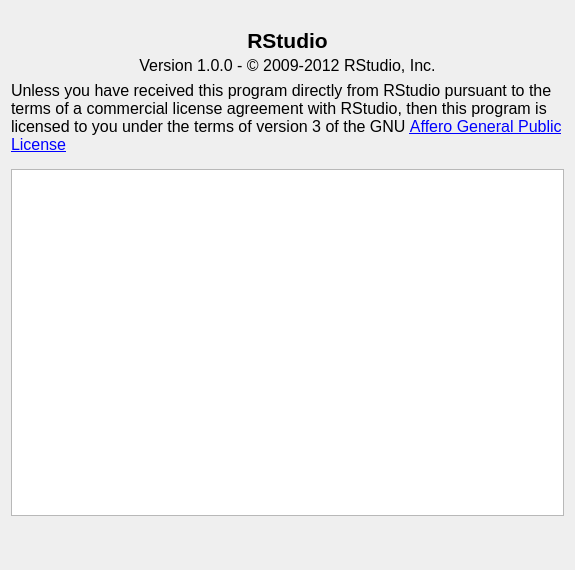
Before: the Qt Designer form src/cpp/desktop/DesktopAboutDialog.ui in rstudio/rstudio, drawn with Qt 5.
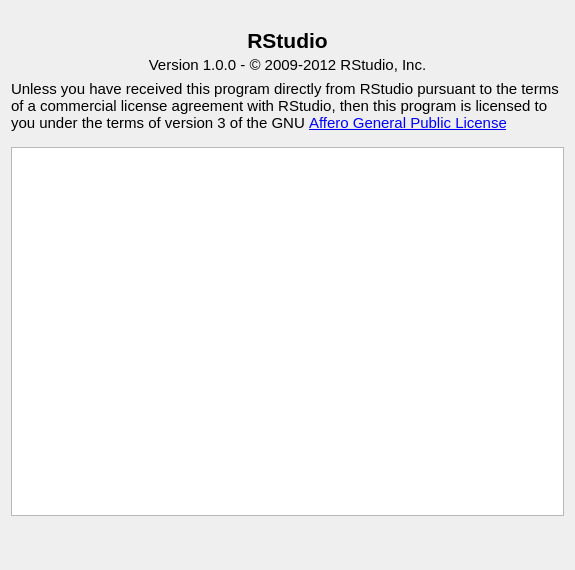
After: the same form once the commit is applied. Icons and pictures are not drawn.

Commit message: 11pt font for about

The edit to the form file:
```diff
--- a/src/cpp/desktop/DesktopAboutDialog.ui
+++ b/src/cpp/desktop/DesktopAboutDialog.ui
@@ -51,7 +51,7 @@
     <widget class="QLabel" name="lblVersion">
      <property name="font">
       <font>
-       <pointsize>12</pointsize>
+       <pointsize>11</pointsize>
       </font>
      </property>
      <property name="text">
@@ -82,15 +82,15 @@
     <widget class="QLabel" name="label_4">
      <property name="font">
       <font>
-       <pointsize>12</pointsize>
+       <pointsize>11</pointsize>
       </font>
      </property>
      <property name="text">
       <string>&lt;!DOCTYPE HTML PUBLIC &quot;-//W3C//DTD HTML 4.0//EN&quot; &quot;http://www.w3.org/TR/REC-html40/strict.dtd&quot;&gt;
 &lt;html&gt;&lt;head&gt;&lt;meta name=&quot;qrichtext&quot; content=&quot;1&quot; /&gt;&lt;style type=&quot;text/css&quot;&gt;
 p, li { white-space: pre-wrap; }
-&lt;/style&gt;&lt;/head&gt;&lt;body style=&quot; font-family:'Lucida Grande'; font-size:12pt; font-weight:400; font-style:normal;&quot;&gt;
-&lt;p style=&quot; margin-top:0px; margin-bottom:0px; margin-left:0px; margin-right:0px; -qt-block-indent:0; text-indent:0px;&quot;&gt;Unless you have received this program directly from RStudio pursuant to the terms of a commercial license agreement with RStudio, then this program is licensed to you under the terms of version 3 of the GNU &lt;a href=&quot;http://www.gnu.org/licenses/agpl-3.0.txt&quot;&gt;&lt;span style=&quot; text-decoration: underline; color:#0000ff;&quot;&gt;Affero General Public License&lt;/span&gt;&lt;/a&gt;&lt;/p&gt;&lt;/body&gt;&lt;/html&gt;</string>
+&lt;/style&gt;&lt;/head&gt;&lt;body style=&quot; font-family:'Ubuntu'; font-size:11pt; font-weight:400; font-style:normal;&quot;&gt;
+&lt;p style=&quot; margin-top:0px; margin-bottom:0px; margin-left:0px; margin-right:0px; -qt-block-indent:0; text-indent:0px;&quot;&gt;&lt;span style=&quot; font-family:'Lucida Grande';&quot;&gt;Unless you have received this program directly from RStudio pursuant to the terms of a commercial license agreement with RStudio, then this program is licensed to you under the terms of version 3 of the GNU &lt;/span&gt;&lt;a href=&quot;http://www.gnu.org/licenses/agpl-3.0.txt&quot;&gt;&lt;span style=&quot; font-family:'Lucida Grande'; text-decoration: underline; color:#0000ff;&quot;&gt;Affero General Public License&lt;/span&gt;&lt;/a&gt;&lt;/p&gt;&lt;/body&gt;&lt;/html&gt;</string>
      </property>
      <property name="textFormat">
       <enum>Qt::RichText</enum>
```
